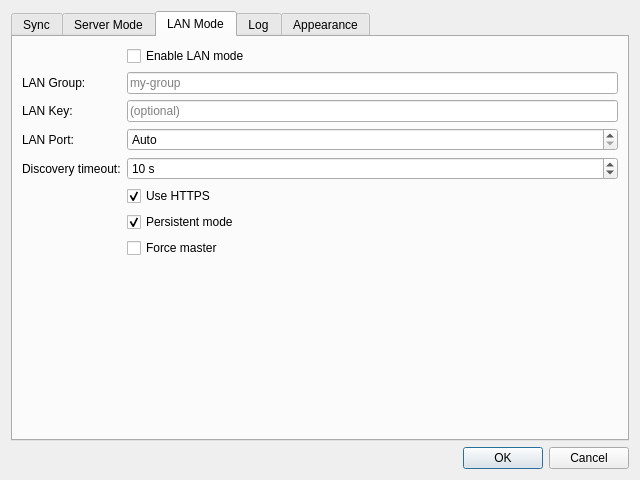
albertsdk/hsync-desktop, file hsync_desktop/ui/settings_dialog.ui: the form before one commit.
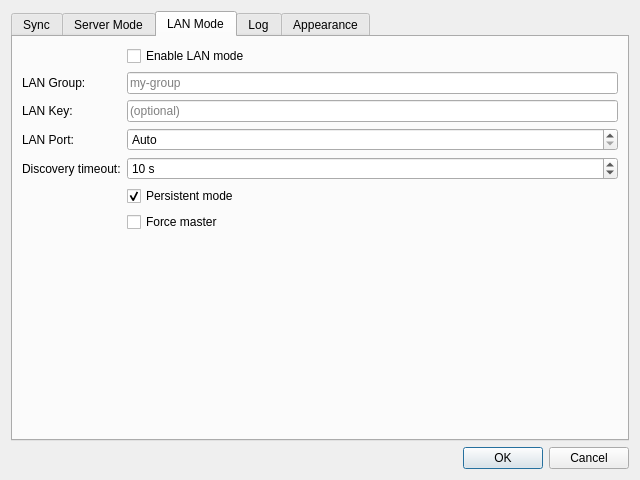
The form after the commit. The open tabs and pages were chosen to show the change. Icons and pictures are not drawn.

Commit message:
feat(desktop): rimuove toggle LAN HTTPS (secure-only) (§5)
LAN sempre HTTPS/WSS: rimosso --no-lan-https, DEFAULT_LAN_HTTPS e il relativo toggle/locali. Escludi .kilo dal versioning.

```diff
--- a/hsync_desktop/ui/settings_dialog.ui
+++ b/hsync_desktop/ui/settings_dialog.ui
@@ -415,16 +415,6 @@
         </widget>
        </item>
        <item row="5" column="1">
-        <widget class="QCheckBox" name="lanHttps">
-         <property name="text">
-          <string>Use HTTPS</string>
-         </property>
-         <property name="checked">
-          <bool>true</bool>
-         </property>
-        </widget>
-       </item>
-       <item row="6" column="1">
         <widget class="QCheckBox" name="lanPersistent">
          <property name="text">
           <string>Persistent mode</string>
@@ -434,7 +424,7 @@
          </property>
         </widget>
        </item>
-       <item row="7" column="1">
+       <item row="6" column="1">
         <widget class="QCheckBox" name="forceMaster">
          <property name="text">
           <string>Force master</string>
```
The commit also changes 13 other files.
